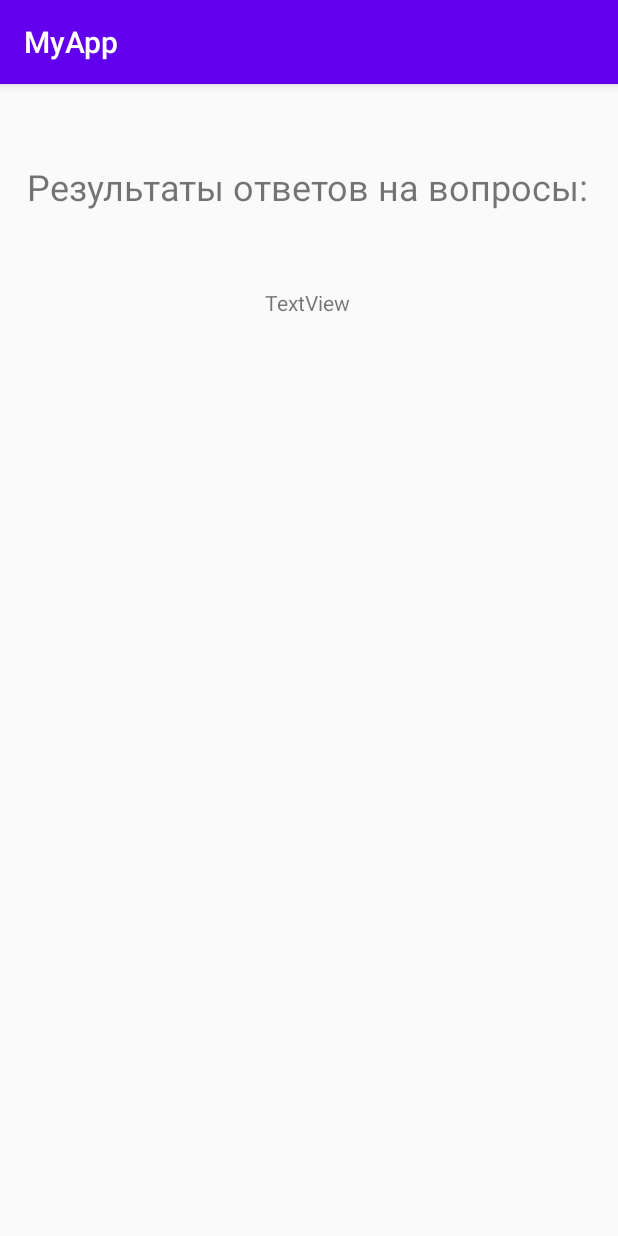
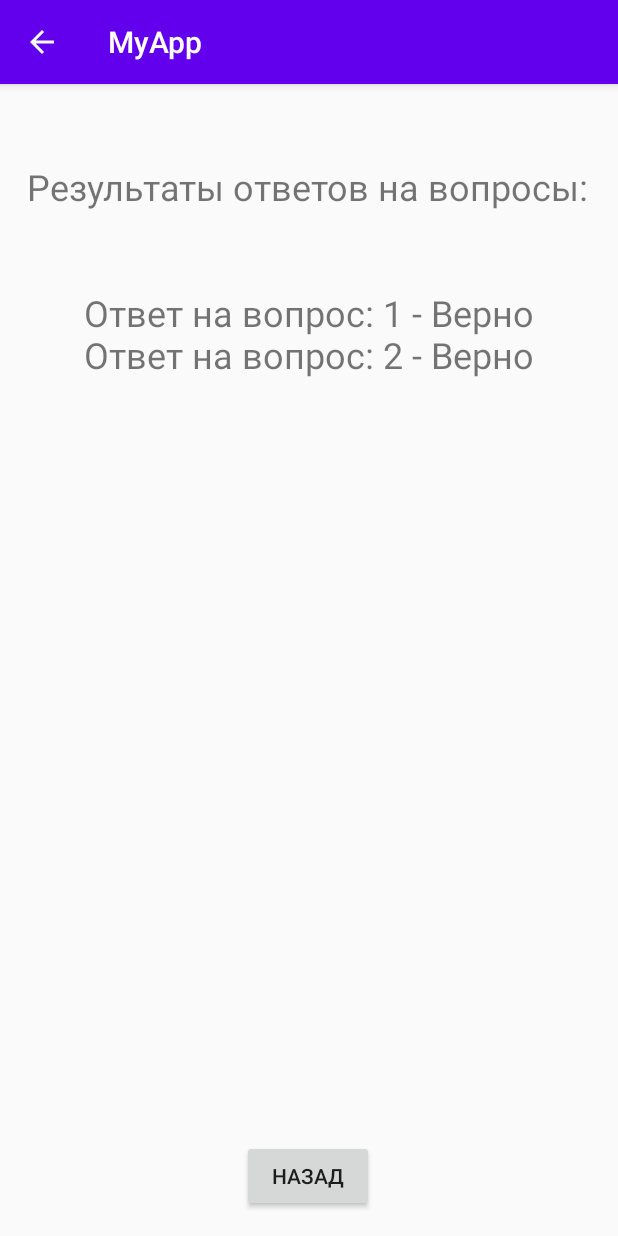
Before and after one commit to max4dev/firstApp, an Android app: the screen it shows after launch (Results), after a tap on "ПОСМОТРЕТЬ РЕЗУЛЬТАТЫ", on a phone screen of 412 x 824 dp. Run offline under Robolectric (Android 15) with nearby library versions, the phone set to English and light mode, and no system bars; Roboto replaces fonts that are not available here; 2 other taps on this screen came first.

Commit message:
Версия 1.2

```diff
--- a/app/src/main/java/com/example/myapp/MainActivity.java
+++ b/app/src/main/java/com/example/myapp/MainActivity.java
@@ -2,6 +2,7 @@ package com.example.myapp;
 
 
 import android.content.Intent;
+import android.os.Parcelable;
 import android.os.PersistableBundle;
 import android.support.annotation.NonNull;
 import android.support.annotation.Nullable;
@@ -19,6 +20,7 @@ public class MainActivity extends AppCompatActivity {
     private Button noBtn;
     private Button resBtn;
     private TextView textView;
+    private TextView txtAnsw;
     private int questionIndex = 0;
     private Question[] question = new Question [] {
         new Question(R.string.question0, true),
@@ -28,7 +30,7 @@ public class MainActivity extends AppCompatActivity {
         new Question(R.string.question4, false)
     };
 
-    private Results [] results = new Results[5];
+   static private Results [] results = new Results[5];
 
 
     @Override
@@ -43,6 +45,7 @@ public class MainActivity extends AppCompatActivity {
 
         textView = findViewById(R.id.textView);
         textView.setText(question [questionIndex].getQuestionResId ());
+        txtAnsw = findViewById(R.id.textAnswer);
 
         yesBtn = findViewById(R.id.btnYes);
         yesBtn.setOnClickListener(new View.OnClickListener() {
@@ -50,12 +53,14 @@ public class MainActivity extends AppCompatActivity {
             public void onClick(View v) {
                 if (question[questionIndex].isAnswerTrue()) {
                     Toast.makeText(MainActivity.this, R.string.correct, Toast.LENGTH_SHORT).show();
-                    results[questionIndex] = new Results(R.string.incorrect);
+                    results[questionIndex] = new Results(questionIndex, "Верно");
+                 //   txtAnsw.setText(Results.showRes (questionIndex, results[questionIndex].getAnswer(), results));
                   //  System.out.println("yesBtn - Да" + results[questionIndex].getString(R.string.correct));
                 } else {
                     Toast.makeText(MainActivity.this, R.string.incorrect, Toast.LENGTH_SHORT).show();
-                    results[questionIndex] = new Results(R.string.incorrect);
-                    System.out.println("yesBtn - Нет" + results[questionIndex]);
+                    results[questionIndex] = new Results(questionIndex, "Не верно");
+                   // txtAnsw.setText(Results.showRes (questionIndex, results[questionIndex].getAnswer(), results));
+                   // System.out.println("yesBtn - Нет" + results[questionIndex]);
                 }
             questionIndex = (questionIndex + 1) % question.length;
             textView.setText(question[questionIndex].getQuestionResId());
@@ -68,33 +73,50 @@ public class MainActivity extends AppCompatActivity {
             public void onClick(View v) {
                 if (question[questionIndex].isAnswerTrue()) {
                     Toast.makeText(MainActivity.this, R.string.incorrect, Toast.LENGTH_SHORT).show();
-                    results [questionIndex] = new Results (R.string.incorrect);
+                    results[questionIndex] = new Results(questionIndex, "Не верно");
+                   // txtAnsw.setText(Results.showRes (questionIndex, results[questionIndex].getAnswer(), results));
                 } else {
                     Toast.makeText(MainActivity.this, R.string.correct, Toast.LENGTH_SHORT).show();
-                    results [questionIndex] = new Results (R.string.correct);
+                    results[questionIndex] = new Results(questionIndex, "Верно");
+                  //  txtAnsw.setText(Results.showRes (questionIndex, results[questionIndex].getAnswer(), results));
                 }
             questionIndex = (questionIndex + 1) % question.length;
             textView.setText(question[questionIndex].getQuestionResId());
             }
         });
 
-        resBtn = findViewById(R.id.btnRes);
+
+        resBtn = findViewById(R.id.btnRes);  // Кнопка вывода результатов от ветов, на вторую (Results) активность
         resBtn.setOnClickListener(new View.OnClickListener() {
+
             @Override
             public void onClick(View v) {
                 Intent intent = new Intent(MainActivity.this, Results.class);
+                intent.putExtra("answers", Results.showRes (questionIndex-1, results[questionIndex-1].getAnswer(), results));
                 startActivity(intent);
+
+
             }
         });
+
     }
 
 
 
     @Override
-    public void onSaveInstanceState(Bundle savedInstanceState) {
-        super.onSaveInstanceState (savedInstanceState);
+    public void onSaveInstanceState(Bundle outState) {
+        super.onSaveInstanceState (outState);
         Log.d("КОНТРОЛЬ!!!", "onSavedInstanceState запущен");
-        savedInstanceState.putInt("questionIndex", questionIndex);
+        outState.putInt("questionIndex", questionIndex);
+    }
+
+
+    @Override
+    protected void onRestoreInstanceState(Bundle savedInstanceState) {
+        super.onRestoreInstanceState(savedInstanceState);
+        Log.d("КОНТРОЛЬ!!!", "onRestoreInstanceState запущен");
+        questionIndex = savedInstanceState.getInt("questionIndex");
+        //savedInstanceState.putInt("questionIndex", questionIndex);
     }
 
     @Override
@@ -125,6 +147,7 @@ public class MainActivity extends AppCompatActivity {
     protected void onStart() {
         super.onStart();
         Log.d("КОНТРОЛЬ!!!", "onStart запущен");
+
     }
 
 
--- a/app/src/main/java/com/example/myapp/Results.java
+++ b/app/src/main/java/com/example/myapp/Results.java
@@ -1,25 +1,74 @@
 package com.example.myapp;
 
+import android.annotation.SuppressLint;
+import android.content.Intent;
 import android.support.v7.app.AppCompatActivity;
 import android.os.Bundle;
+import android.view.View;
+import android.widget.Button;
 import android.widget.TextView;
 
 public class Results extends AppCompatActivity {
 
     private int resultID;
+
+    private int index;
+
+    private String answer;
     private TextView textViewRes;
+    private Button Backbtn;
 
+    //КОНСТРУКТОРЫ
     public Results () { };
 
-    public Results(int resultID) {
-        this.resultID = resultID;
+    public Results (int index, String answer) {
+        this.answer = answer;
+        this.index = index;
     }
+
+
+    //ГЕТТЕРЫ
+    public int getResultID() {
+        return resultID;
+    }
+
+    public int getIndex() {
+        return index;
+    }
+
+    public String getAnswer() {
+        return answer;
+    }
+
+
+    //МЕТОД ВЫВОДА РЕЗУЛЬТАТОВ НА ЭКРАН
+    static String showRes (int j, String s, Results array []) {
+       String a = "";
+        for (int i=0; i < j+1; i++) {
+           a += "Ответ на вопрос: " + (array [i].index + 1) + " - " + array [i].answer + "\n";
+        }
+        return a;
+    }
+
+    //ВЫВОД НА ЭКРАН АКТИВНОСТИ
 
     @Override
     protected void onCreate(Bundle savedInstanceState) {
         super.onCreate(savedInstanceState);
         setContentView(R.layout.activity_results);
+
         textViewRes = findViewById(R.id.resTextView);
-        textViewRes.getText(MainActivity.question [0].getQuestionResId ());
+        Bundle receiver = getIntent().getExtras();
+        textViewRes.setText (receiver.get("answers").toString());
+
+
+        Backbtn = findViewById((R.id.btnBack));
+        Backbtn.setOnClickListener(new View.OnClickListener() {
+            @Override
+            public void onClick(View v) {
+                Intent intent = new Intent(Results.this, MainActivity.class);
+                startActivity(intent);
+            }
+        });
     }
 }
--- a/app/src/main/res/layout/activity_results.xml
+++ b/app/src/main/res/layout/activity_results.xml
@@ -27,9 +27,20 @@
         android:layout_width="wrap_content"
         android:layout_height="wrap_content"
         android:layout_marginTop="52dp"
-        android:text="TextView"
+        android:textSize="24sp"
         app:layout_constraintEnd_toEndOf="parent"
         app:layout_constraintHorizontal_bias="0.498"
         app:layout_constraintStart_toStartOf="parent"
         app:layout_constraintTop_toBottomOf="@+id/resTitle" />
+
+    <Button
+        android:id="@+id/btnBack"
+        android:layout_width="wrap_content"
+        android:layout_height="wrap_content"
+        android:layout_marginBottom="16dp"
+        android:text="Назад"
+        app:layout_constraintBottom_toBottomOf="parent"
+        app:layout_constraintEnd_toEndOf="parent"
+        app:layout_constraintHorizontal_bias="0.498"
+        app:layout_constraintStart_toStartOf="parent" />
 </android.support.constraint.ConstraintLayout>
--- a/build.gradle
+++ b/build.gradle
@@ -16,7 +16,7 @@ allprojects {
     repositories {
         google()
         mavenCentral()
-        jcenter() // Warning: this repository is going to shut down soon
+
     }
 }
 
```
Also changed, not shown: app/src/main/AndroidManifest.xml (+8 -1 lines), app/src/main/res/layout/activity_main.xml (+9 -0 lines), 20 other files.
